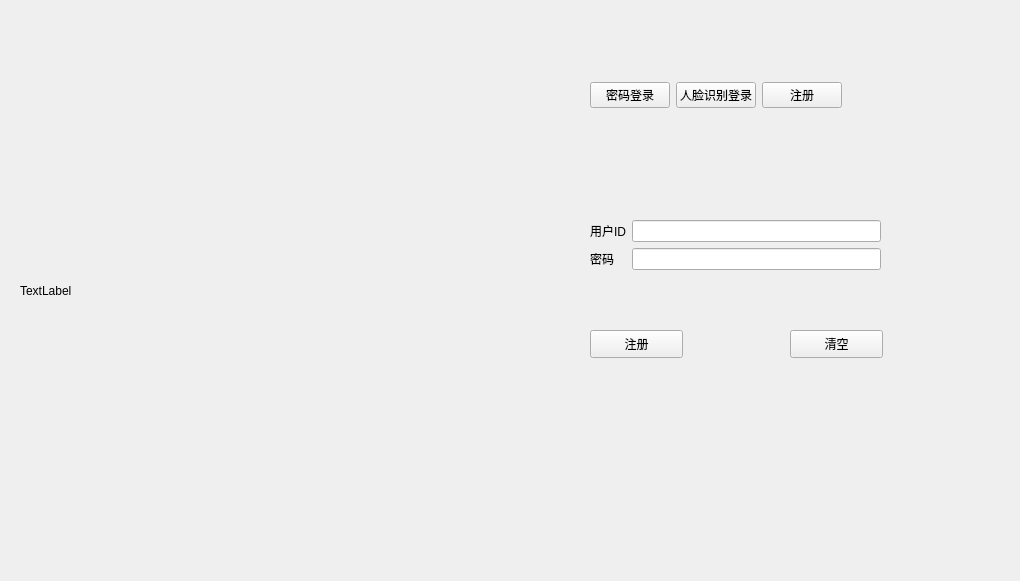
zzuwcc/zzu-12, file window/register.ui: the form before one commit.
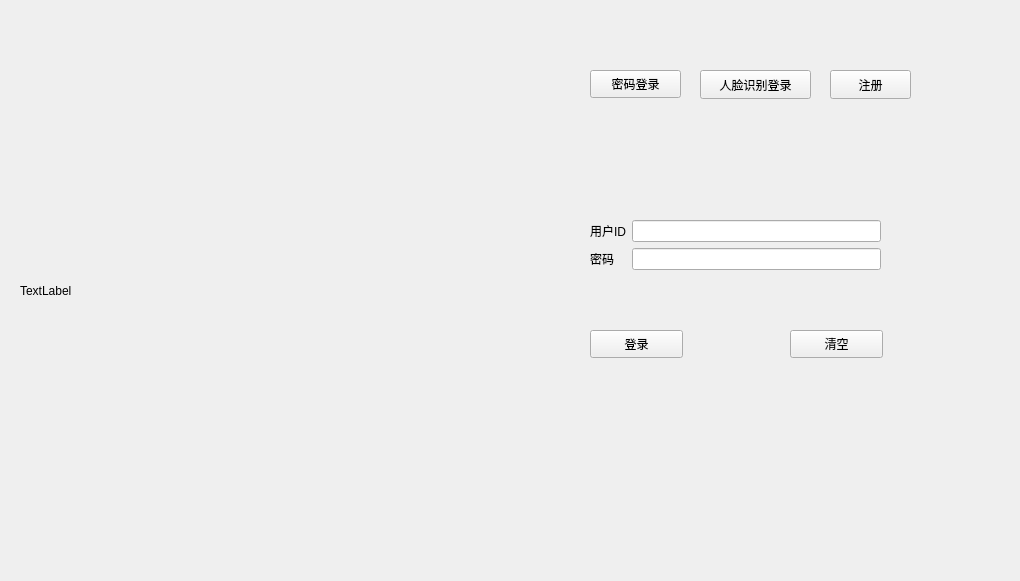
The form after the commit.

Diff of the .ui file:
```diff
--- a/window/register.ui
+++ b/window/register.ui
@@ -16,55 +16,6 @@
   <property name="windowTitle">
    <string>Form</string>
   </property>
-  <widget class="QWidget" name="horizontalLayoutWidget">
-   <property name="geometry">
-    <rect>
-     <x>590</x>
-     <y>80</y>
-     <width>451</width>
-     <height>31</height>
-    </rect>
-   </property>
-   <layout class="QHBoxLayout" name="horizontalLayout">
-    <item>
-     <widget class="QPushButton" name="pushButton">
-      <property name="text">
-       <string>密码登录</string>
-      </property>
-     </widget>
-    </item>
-    <item>
-     <widget class="QPushButton" name="pushButton_2">
-      <property name="text">
-       <string>人脸识别登录</string>
-      </property>
-     </widget>
-    </item>
-    <item>
-     <widget class="QPushButton" name="pushButton_3">
-      <property name="styleSheet">
-       <string notr="true"/>
-      </property>
-      <property name="text">
-       <string>注册</string>
-      </property>
-     </widget>
-    </item>
-    <item>
-     <spacer name="horizontalSpacer">
-      <property name="orientation">
-       <enum>Qt::Horizontal</enum>
-      </property>
-      <property name="sizeHint" stdset="0">
-       <size>
-        <width>40</width>
-        <height>20</height>
-       </size>
-      </property>
-     </spacer>
-    </item>
-   </layout>
-  </widget>
   <widget class="QStackedWidget" name="stackedWidget">
    <property name="geometry">
     <rect>
@@ -206,19 +157,6 @@
       </item>
      </layout>
     </widget>
-    <widget class="QPushButton" name="pushButton_7">
-     <property name="geometry">
-      <rect>
-       <x>10</x>
-       <y>190</y>
-       <width>93</width>
-       <height>28</height>
-      </rect>
-     </property>
-     <property name="text">
-      <string>注册</string>
-     </property>
-    </widget>
     <widget class="QPushButton" name="pushButton_8">
      <property name="geometry">
       <rect>
@@ -232,6 +170,19 @@
       <string>清空</string>
      </property>
     </widget>
+    <widget class="QPushButton" name="pushButton_6">
+     <property name="geometry">
+      <rect>
+       <x>10</x>
+       <y>190</y>
+       <width>93</width>
+       <height>28</height>
+      </rect>
+     </property>
+     <property name="text">
+      <string>登录</string>
+     </property>
+    </widget>
    </widget>
   </widget>
   <widget class="QLabel" name="label">
@@ -247,6 +198,54 @@
     <string>TextLabel</string>
    </property>
   </widget>
+  <widget class="QPushButton" name="pushButton">
+   <property name="geometry">
+    <rect>
+     <x>590</x>
+     <y>70</y>
+     <width>91</width>
+     <height>28</height>
+    </rect>
+   </property>
+   <property name="text">
+    <string>密码登录</string>
+   </property>
+  </widget>
+  <widget class="QPushButton" name="pushButton_2">
+   <property name="geometry">
+    <rect>
+     <x>700</x>
+     <y>70</y>
+     <width>111</width>
+     <height>29</height>
+    </rect>
+   </property>
+   <property name="styleSheet">
+    <string notr="true">QPushButton{    
+    font-family: 微软雅黑,宋体,Arial,Helvetica,Verdana,sans-serif;  ;
+}
+QPushButton::pressed{ background: #3C79F2; border-color: #11505C; font-weight: bold; font-family:Microsoft YaHei; }</string>
+   </property>
+   <property name="text">
+    <string>人脸识别登录</string>
+   </property>
+  </widget>
+  <widget class="QPushButton" name="pushButton_3">
+   <property name="geometry">
+    <rect>
+     <x>830</x>
+     <y>70</y>
+     <width>81</width>
+     <height>29</height>
+    </rect>
+   </property>
+   <property name="styleSheet">
+    <string notr="true"/>
+   </property>
+   <property name="text">
+    <string>注册</string>
+   </property>
+  </widget>
  </widget>
  <resources/>
  <connections>
```
Left out of the diff: 128 changed lines with no effect on the pictures.
